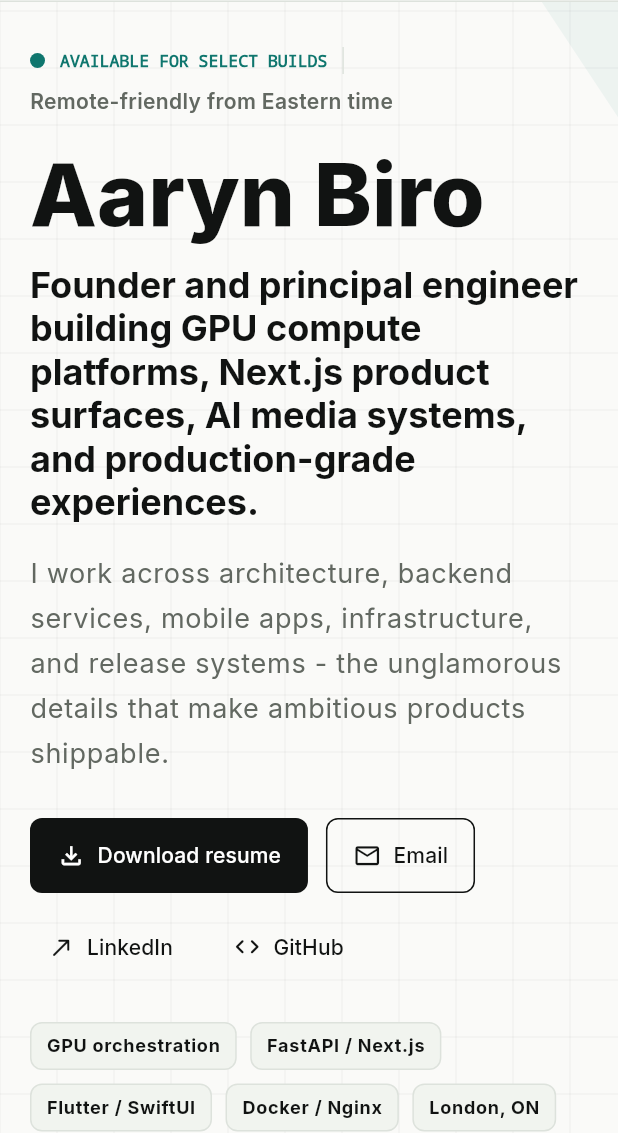
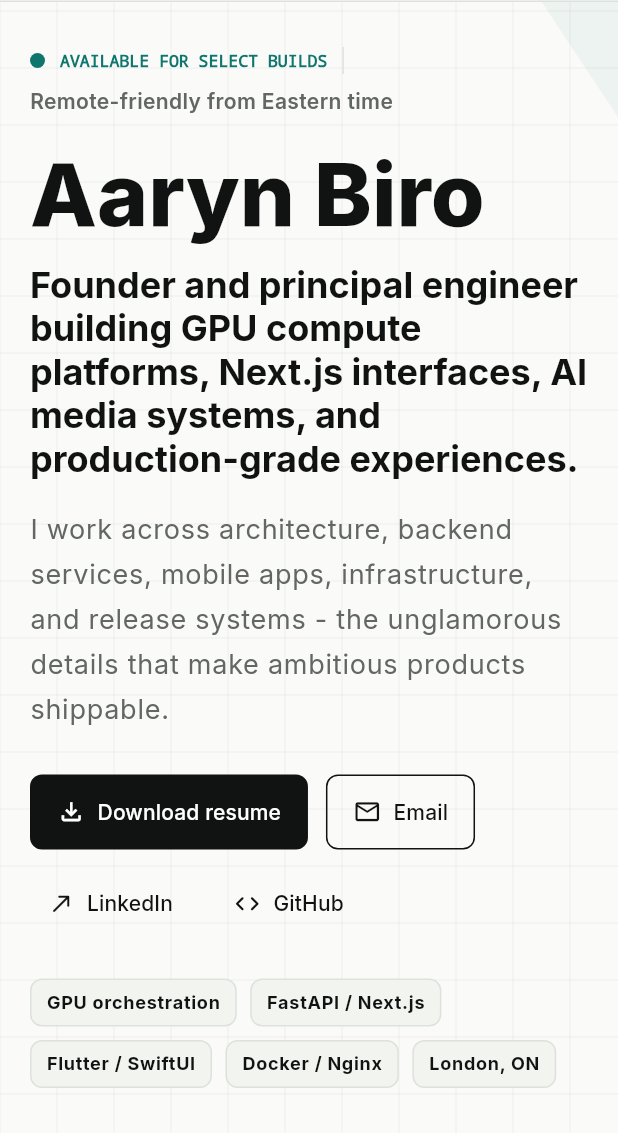
Before and after one commit to aabiro/aabiro.github.io, a Flutter app: the screen it shows after launch, on a phone screen of 412 x 824 dp, the part 103-1236 px from its top. Run offline on Flutter 3.47's test engine with Material 3 defaults, Android fonts, the phone set to English and light mode, and no system bars; our stand-ins replace firebase_core, google_fonts, web; accounts and stored records are empty; statements that could not run were skipped.

Commit message:
Clarify Next.js resume wording

```diff
--- a/lib/home_page.dart
+++ b/lib/home_page.dart
@@ -60,7 +60,7 @@ class _HomePageState extends State<HomePage> {
           'A secure GPU workload orchestration platform spanning public APIs, scheduler logic, worker coordination, billing workflows, and developer tooling.',
       outcomes: [
         'Designed admission-gated workers, private mesh networking, container isolation, and audit-oriented event handling.',
-        'Built modular backend and Next.js surfaces across routing, scheduling, billing, privacy, persistence, CI, and deployment paths.',
+        'Built modular backend and Next.js interfaces across routing, scheduling, billing, privacy, persistence, CI, and deployment paths.',
         'Created production-minded tooling for multi-node operations instead of one-off scripts.',
       ],
       tags: [
@@ -427,7 +427,7 @@ class _HomePageState extends State<HomePage> {
         ConstrainedBox(
           constraints: const BoxConstraints(maxWidth: 760),
           child: Text(
-            'Founder and principal engineer building GPU compute platforms, Next.js product surfaces, AI media systems, and production-grade experiences.',
+            'Founder and principal engineer building GPU compute platforms, Next.js interfaces, AI media systems, and production-grade experiences.',
             style: textTheme.headlineSmall?.copyWith(
               color: _ink,
               height: 1.22,
```
Also changed, not shown: 1 other file.
